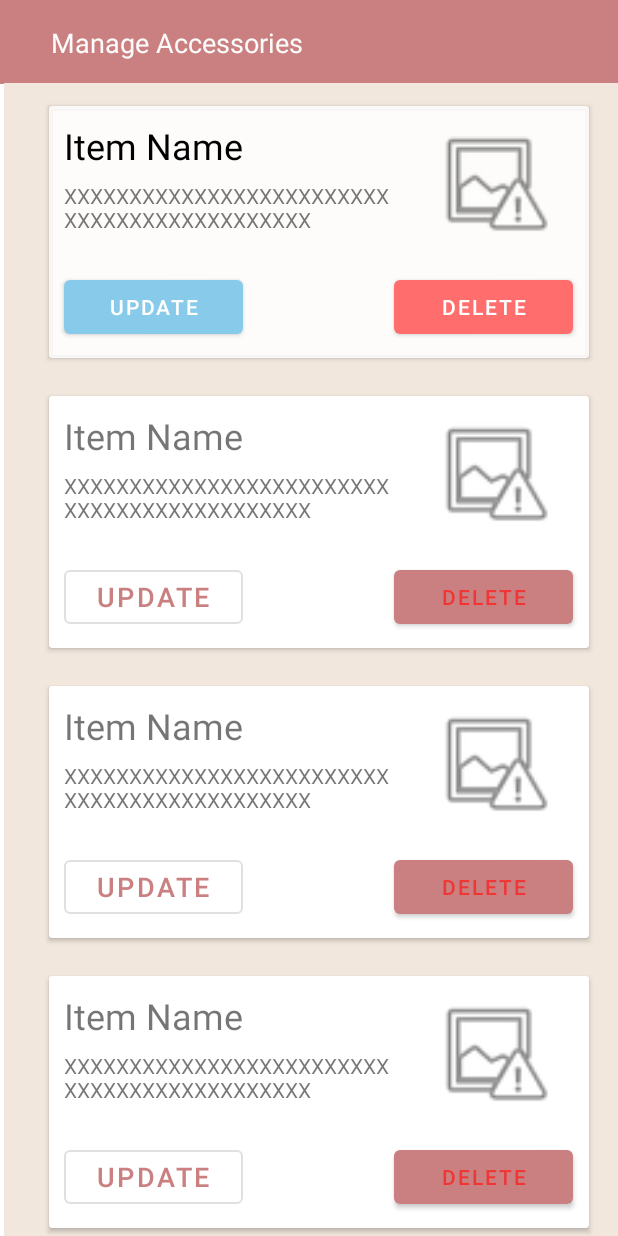
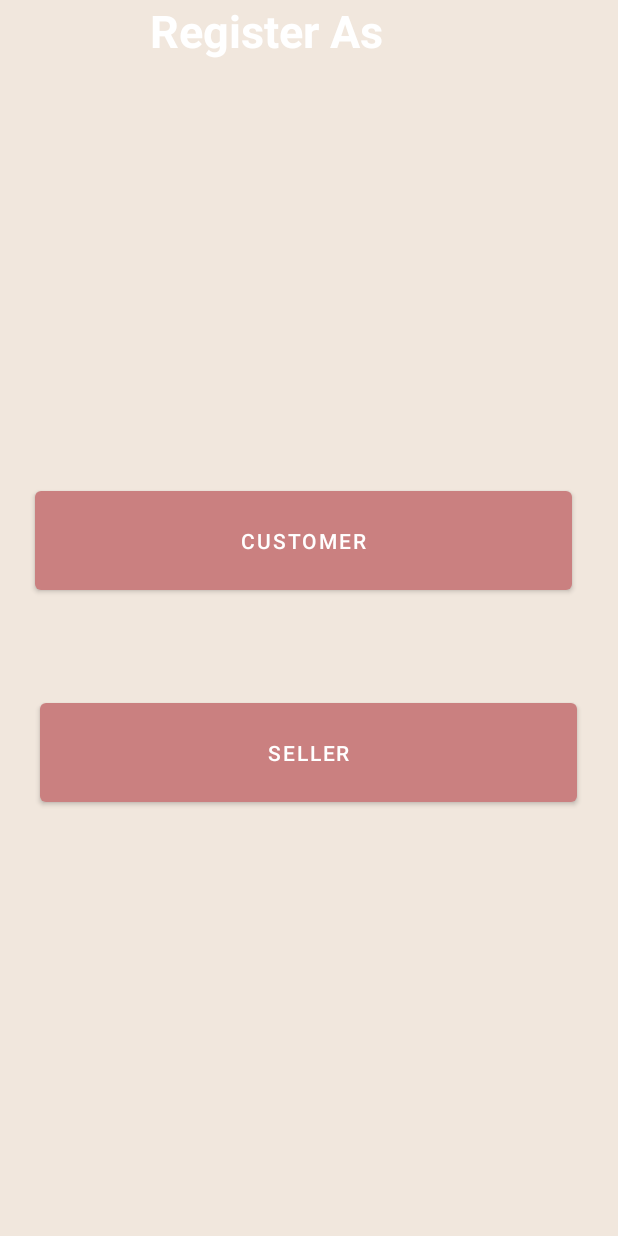
Before and after one commit to NafeelNuhuman/Woof, an Android app: the screen it shows after launch (manageAccessories before the commit, registerOptions after it), on a phone screen of 412 x 824 dp. Run offline under Robolectric (Android 15) with nearby library versions, the phone set to English and light mode, and no system bars.

Commit message:
register page created

```diff
--- /dev/null
+++ b/app/src/main/java/com/example/woof/reviews/registerOptions.java
@@ -0,0 +1,22 @@
+package com.example.woof.reviews;
+
+import androidx.appcompat.app.AppCompatActivity;
+
+import android.content.Intent;
+import android.os.Bundle;
+import android.view.View;
+
+import com.example.woof.R;
+
+public class registerOptions extends AppCompatActivity {
+
+    @Override
+    protected void onCreate(Bundle savedInstanceState) {
+        super.onCreate(savedInstanceState);
+        setContentView(R.layout.activity_register_options);
+    }
+    public void movePage(View view){
+        Intent intent = new Intent(  this,register.class);
+        startActivity(intent);
+    }
+}
--- /dev/null
+++ b/app/src/main/res/layout/activity_register_options.xml
@@ -0,0 +1,60 @@
+<?xml version="1.0" encoding="utf-8"?>
+<androidx.constraintlayout.widget.ConstraintLayout xmlns:android="http://schemas.android.com/apk/res/android"
+    xmlns:app="http://schemas.android.com/apk/res-auto"
+    xmlns:tools="http://schemas.android.com/tools"
+    android:layout_width="match_parent"
+    android:layout_height="match_parent"
+    android:background="@color/colorBG"
+    android:textAlignment="center"
+    tools:context=".reviews.registerOptions">
+
+    <Button
+        android:id="@+id/button8"
+        android:layout_width="358dp"
+        android:layout_height="78dp"
+        android:onClick="re"
+        android:text="@string/regCBtn"
+        app:layout_constraintBottom_toBottomOf="parent"
+        app:layout_constraintEnd_toEndOf="parent"
+        app:layout_constraintHorizontal_bias="0.433"
+        app:layout_constraintStart_toStartOf="parent"
+        app:layout_constraintTop_toBottomOf="@+id/imageView9"
+        app:layout_constraintVertical_bias="0.338" />
+
+    <Button
+        android:id="@+id/button9"
+        android:layout_width="358dp"
+        android:layout_height="78dp"
+        android:text="@string/regSBtn"
+        app:layout_constraintBottom_toBottomOf="parent"
+        app:layout_constraintEnd_toEndOf="parent"
+        app:layout_constraintHorizontal_bias="0.49"
+        app:layout_constraintStart_toStartOf="parent"
+        app:layout_constraintTop_toBottomOf="@+id/button8"
+        app:layout_constraintVertical_bias="0.183" />
+
+    <ImageView
+        android:id="@+id/imageView9"
+        android:layout_width="wrap_content"
+        android:layout_height="wrap_content"
+        app:layout_constraintBottom_toBottomOf="parent"
+        app:layout_constraintEnd_toEndOf="parent"
+        app:layout_constraintHorizontal_bias="0.498"
+        app:layout_constraintStart_toStartOf="parent"
+        app:layout_constraintTop_toTopOf="parent"
+        app:layout_constraintVertical_bias="0.127"
+        tools:srcCompat="@tools:sample/avatars" />
+
+    <TextView
+        android:id="@+id/textView37"
+        android:layout_width="355dp"
+        android:layout_height="50dp"
+        android:text="@string/regOchoice"
+        android:textAlignment="center"
+        android:textColor="#FFFFFF"
+        android:textSize="30sp"
+        android:textStyle="bold"
+        tools:layout_editor_absoluteX="26dp"
+        tools:layout_editor_absoluteY="290dp" />
+
+</androidx.constraintlayout.widget.ConstraintLayout>
--- a/app/src/main/res/values/strings.xml
+++ b/app/src/main/res/values/strings.xml
@@ -58,6 +58,19 @@
     <string name="reviewItem">   Review Item</string>
     <string name="reviewButton">   Review</string>
     <string name="itemList">   Items List</string>
+    <string name="register">Register</string>
+    <string name="regCBtn">Customer</string>
+    <string name="regSBtn">Seller</string>
+    <string name="regCName">Name</string>
+    <string name="regCUsername">Username</string>
+    <string name="regCEmail">Email</string>
+    <string name="regCPhone">Phone</string>
+    <string name="regCPwd">Password</string>
+    <string name="regCConPwd">Confirm Password</string>
+    <string name="regBtn">Register</string>
+    <string name="regOchoice">Register As</string>
+
+
 
     <!--Nafeel-->
     <string name="search_icon">Search</string>
```
Also changed, not shown: app/src/main/AndroidManifest.xml (+22 -35 lines), app/src/main/java/com/example/woof/reviews/register.java (added, +16 -0 lines), app/src/main/java/com/example/woof/reviews/registerSeller.java (added, +16 -0 lines), app/src/main/res/drawable/buttonmod.xml (added, +7 -0 lines), app/src/main/res/layout/activity_edit_review.xml (+26 -15 lines), app/src/main/res/layout/activity_register.xml (added, +149 -0 lines), app/src/main/res/layout/activity_register_seller.xml (added, +152 -0 lines).
